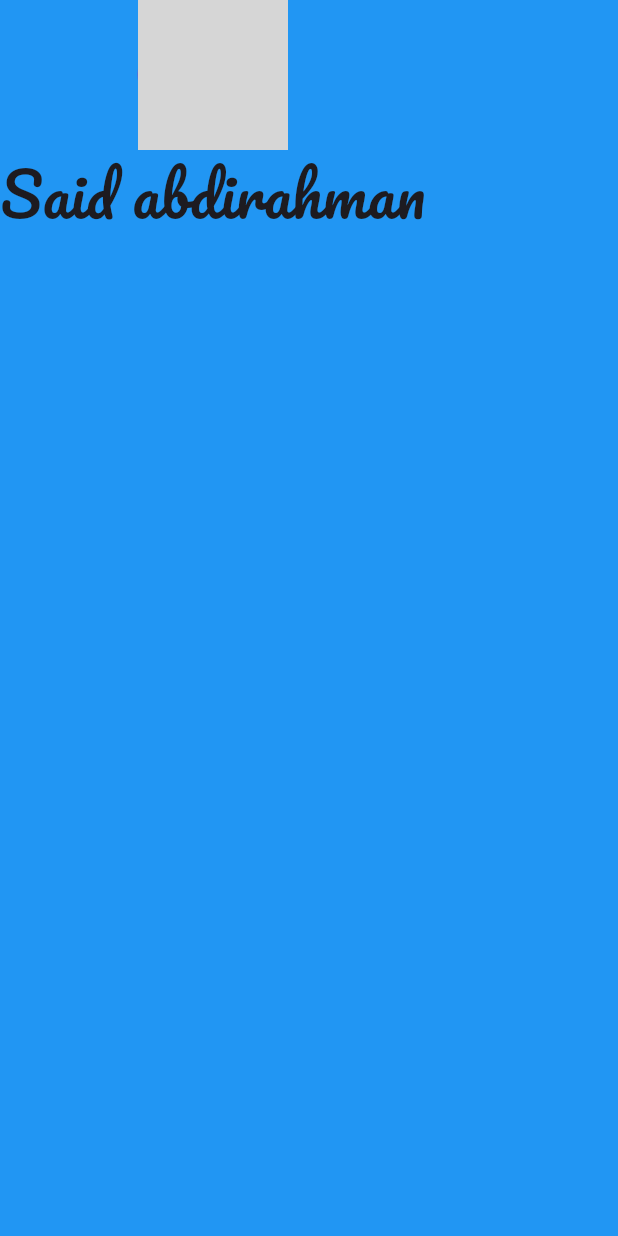
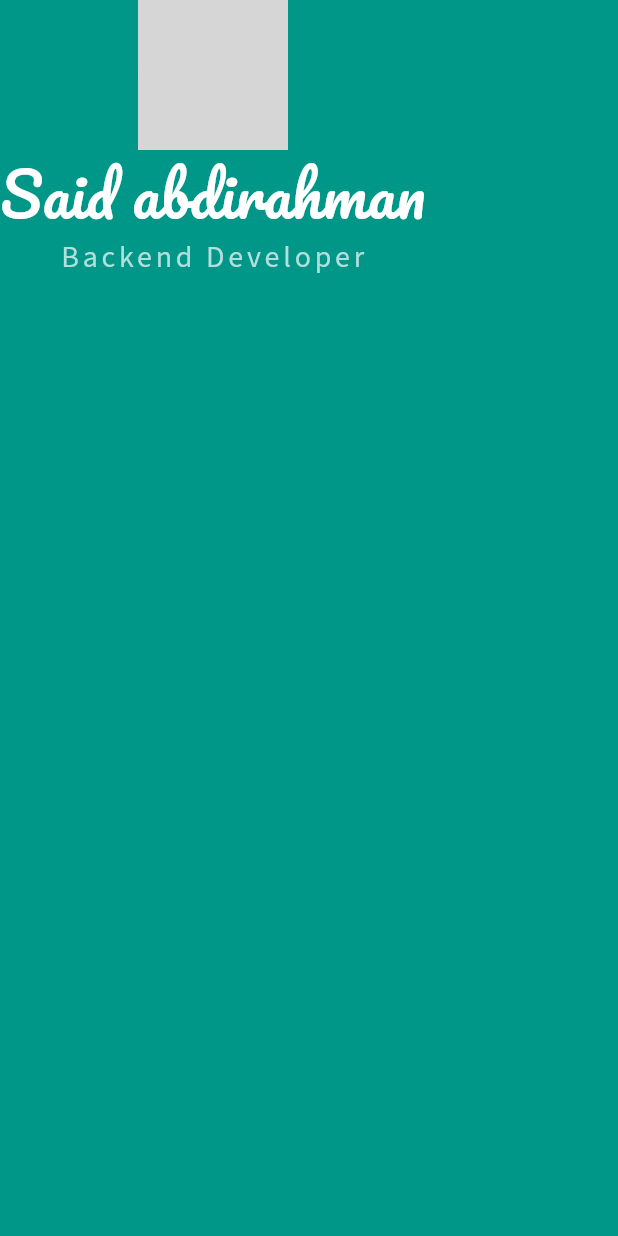
Before and after one commit to saidAbdirahman/mi_card_flutter, a Flutter app: the screen it shows after launch, on a phone screen of 412 x 824 dp. Run offline on Flutter 3.47's test engine with Material 3 defaults, Android fonts, the phone set to English and light mode, and no system bars; grey boxes are pictures that could not be loaded.

Commit message:
Add Source sans font
Signed-off-by: saidAbirahman <saidqaaje11@gmail.com>

```diff
--- a/lib/main.dart
+++ b/lib/main.dart
@@ -13,7 +13,7 @@ class MyApp extends StatelessWidget {
   Widget build(BuildContext context) {
     return MaterialApp(
       home: Scaffold(
-        backgroundColor: Colors.blue,
+        backgroundColor: Colors.teal,
         body: SafeArea(
           child: Column(
             children: [
@@ -26,7 +26,17 @@ class MyApp extends StatelessWidget {
                 "Said abdirahman",
                 style: TextStyle(
                   fontFamily: 'Pacifico',
-                    fontSize: 40.0
+                    fontSize: 40.0,
+                  color: Colors.white
+                ),
+              ),
+              Text(
+                "Backend Developer",
+                style: TextStyle(
+                    fontFamily: 'Source sans',
+                    fontSize: 20.0,
+                  color: Colors.teal.shade100,
+                  letterSpacing: 2.5
                 ),
               ),
             ],
--- a/pubspec.yaml
+++ b/pubspec.yaml
@@ -52,3 +52,6 @@ flutter:
     - family: Pacifico
       fonts:
         - asset: fonts/Pacifico-Regular.ttf
+    - family: Source sans
+      fonts:
+        - asset: fonts/SourceSans3-VariableFont_wght.ttf
```
